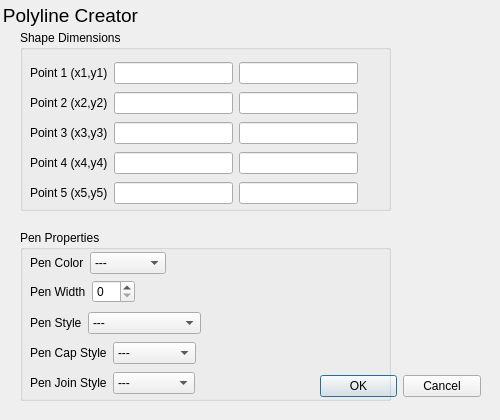
This is QTPROJECT/addpolyline.ui in camwolff02/CS1C_2D_Graphics_Modeler as Qt 5 draws it before an edit. The edited form follows.
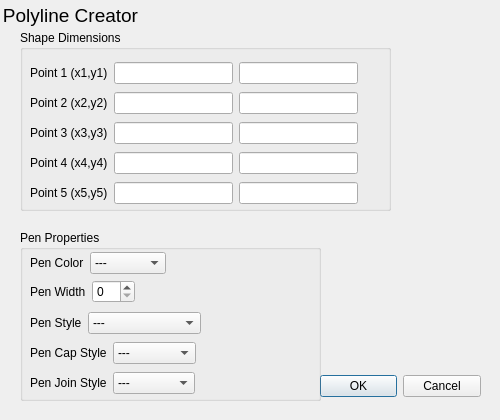
This is the edited form.

Commit message: polygon and polyline ui linked

Patch:
```diff
--- a/QTPROJECT/addpolyline.ui
+++ b/QTPROJECT/addpolyline.ui
@@ -185,7 +185,7 @@
     <rect>
      <x>20</x>
      <y>230</y>
-     <width>371</width>
+     <width>301</width>
      <height>171</height>
     </rect>
    </property>
```
Left out of the diff: 35 changed lines with no effect on the pictures. The commit also changes 3 other files.
